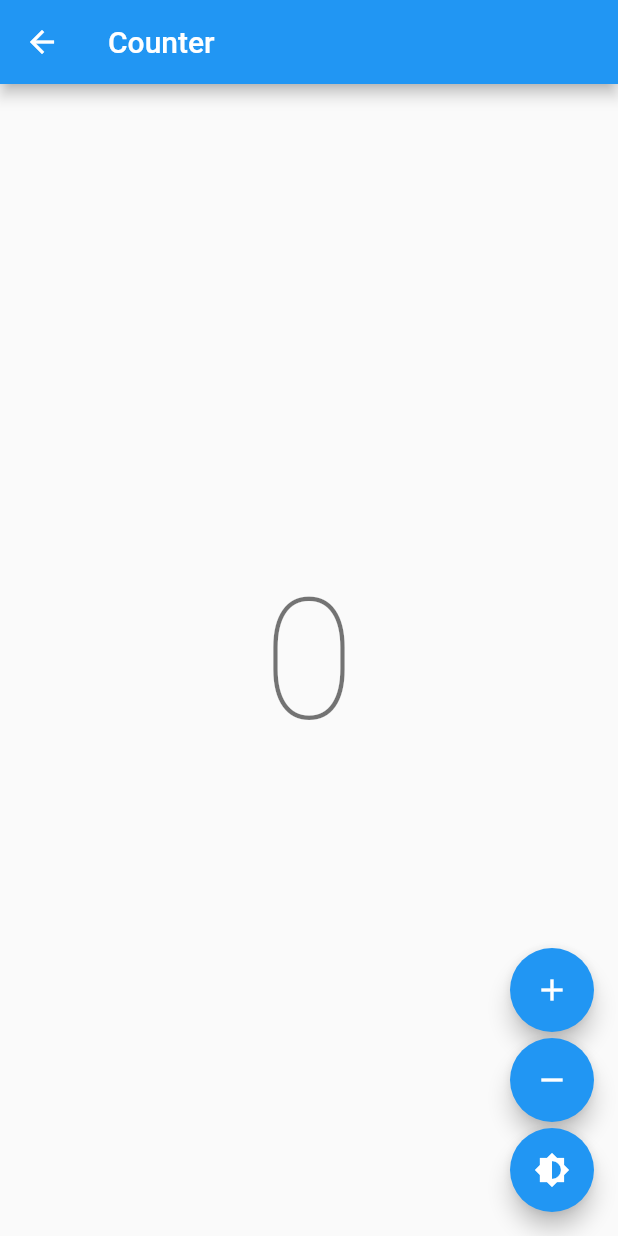
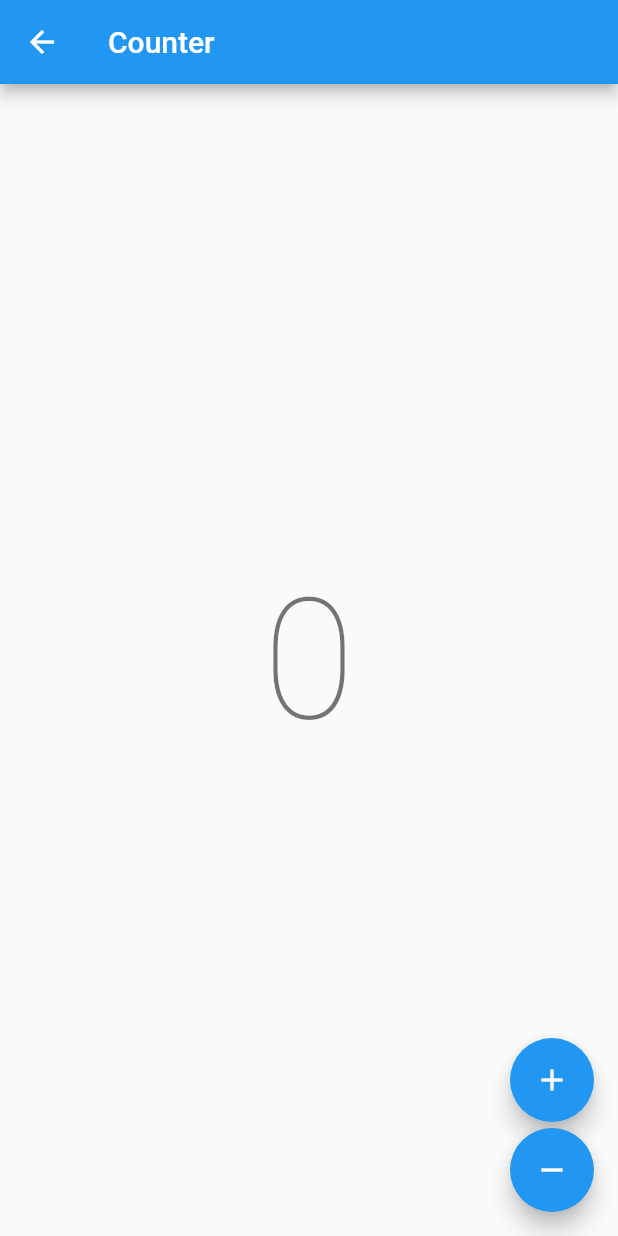
Before and after one commit to RyoSakon001/degree-quiz, a Flutter app: the CounterView screen opened directly, on a phone screen of 412 x 824 dp. Run offline on Flutter 3.47's test engine with Material 2 defaults, Android fonts, the phone set to English and light mode, and no system bars; our stand-ins replace cloud_firestore, firebase_core, flutter_bloc, shared_preferences; missing offline and left inert: flutter_overboard; accounts and stored records are empty.

Commit message:
ThemeCubitはいらないので削除

```diff
--- a/lib/bloc/theme_cubit.dart
+++ /dev/null
@@ -1,24 +0,0 @@
-import 'package:flutter/material.dart';
-import 'package:flutter_bloc/flutter_bloc.dart';
-
-class ThemeCubit extends Cubit<ThemeData> {
-  ThemeCubit() : super(_lightTheme);
-
-  static final _lightTheme = ThemeData(
-    floatingActionButtonTheme: const FloatingActionButtonThemeData(
-      foregroundColor: Colors.white,
-    ),
-    brightness: Brightness.light,
-  );
-
-  static final _darkTheme = ThemeData(
-    floatingActionButtonTheme: const FloatingActionButtonThemeData(
-      foregroundColor: Colors.black,
-    ),
-    brightness: Brightness.dark,
-  );
-
-  void toggleTheme() {
-    emit(state.brightness == Brightness.dark ? _lightTheme : _darkTheme);
-  }
-}
--- a/lib/counter_page.dart
+++ b/lib/counter_page.dart
@@ -1,6 +1,5 @@
 import 'package:degree_quiz/bloc/counter_bloc.dart';
 import 'package:degree_quiz/bloc/counter_event.dart';
-import 'package:degree_quiz/bloc/theme_cubit.dart';
 import 'package:flutter/material.dart';
 import 'package:flutter_bloc/flutter_bloc.dart';
 
@@ -47,13 +46,6 @@ class CounterView extends StatelessWidget {
               context.read<CounterBloc>().add(CounterDecrementPressed());
             },
           ),
-          const SizedBox(height: 4),
-          FloatingActionButton(
-            child: const Icon(Icons.brightness_6),
-            onPressed: () {
-              context.read<ThemeCubit>().toggleTheme();
-            },
-          ),
         ],
       ),
     );
```
Also changed, not shown: lib/main.dart (+3 -22 lines).
